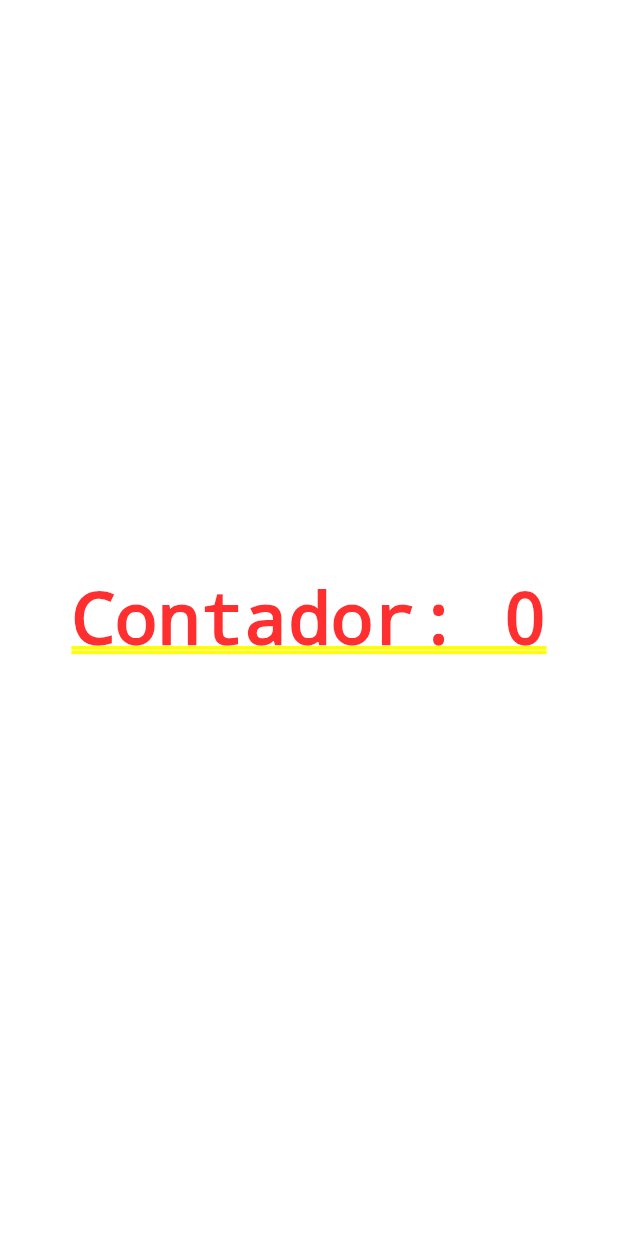
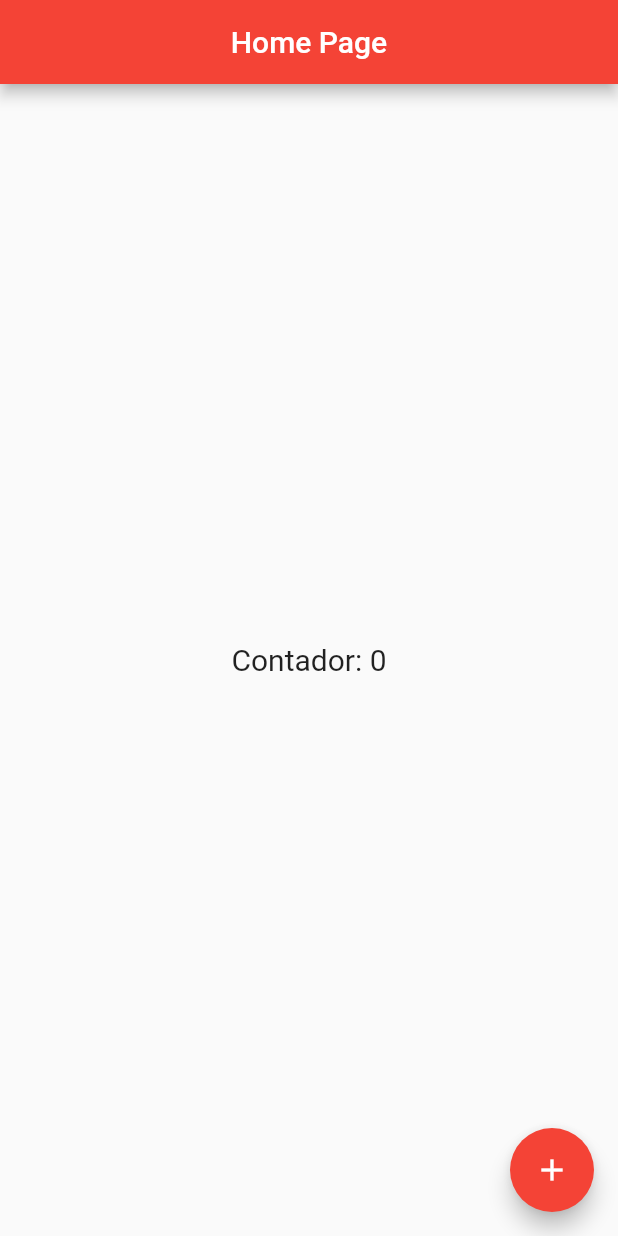
Before and after one commit to Daniels887/flutter_study, a Flutter app: the screen it shows after launch, on a phone screen of 412 x 824 dp. Run offline on Flutter 3.47's test engine with Material 2 defaults, Android fonts, the phone set to English and light mode, and no system bars.

Commit message:
feat: use scaffold

```diff
--- a/lib/home_page.dart
+++ b/lib/home_page.dart
@@ -10,12 +10,14 @@ class HomePage extends StatefulWidget {
 
 class HomePageState extends State<HomePage> {
   int counter = 0;
+
   @override
   Widget build(BuildContext context) {
-    return Container(
-      child: Center(
+    return Scaffold(
+      appBar: AppBar(title: Text('Home Page'), centerTitle: true),
+      body: Center(
         child: GestureDetector(
-          child: Text('Contador: $counter'),
+          child: Text('Contador: $counter', style: TextStyle(fontSize: 20),),
           onTap: () {
             setState(() {
               counter++;
@@ -23,6 +25,10 @@ class HomePageState extends State<HomePage> {
           },
         )
       ),
+      floatingActionButton: FloatingActionButton(
+        child: Icon(Icons.add),
+        onPressed: () => print('Hello'),
+      ),
     );
   }
 }
```
